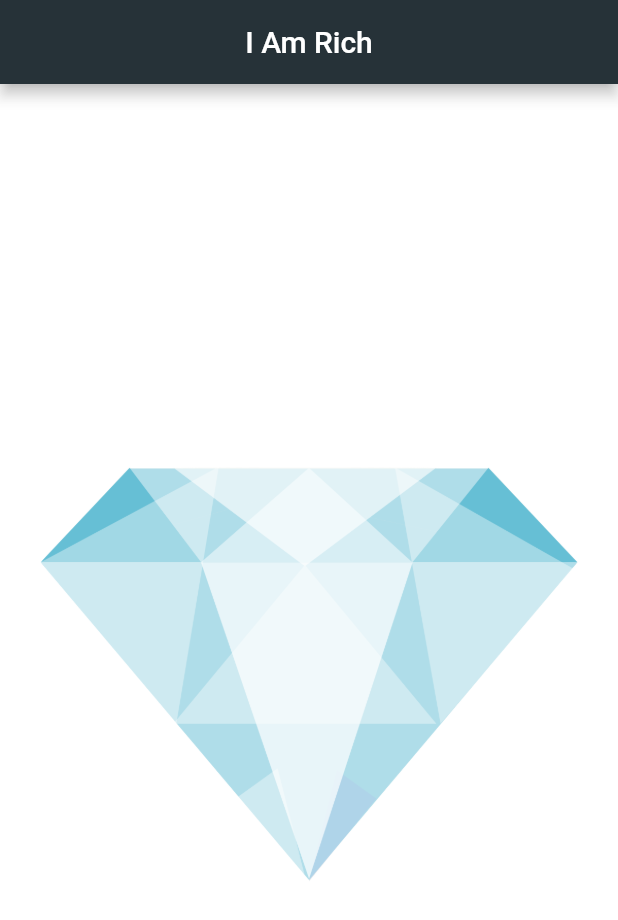
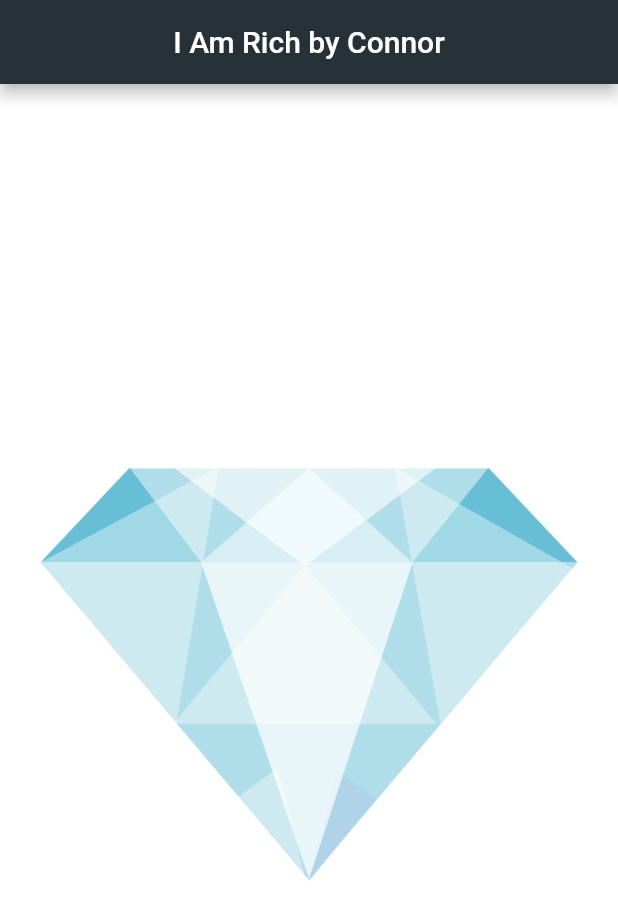
Before and after one commit to cjmurphy93/flutter-i-am-rich, a Flutter app: the screen it shows after launch, on a phone screen of 412 x 824 dp. Shown: the top 920 px of the screen. Run offline on Flutter 3.47's test engine with Material 2 defaults, Android fonts, the phone set to English and light mode, and no system bars.

Commit message:
Worked on my Android!

```diff
--- a/lib/main.dart
+++ b/lib/main.dart
@@ -7,7 +7,7 @@ void main() {
         backgroundColor: Colors.white70,
         appBar: AppBar(
           title: Center(
-            child: Text('I Am Rich'),
+            child: Text('I Am Rich by Connor'),
           ),
           backgroundColor: Colors.blueGrey[900],
         ),
```
